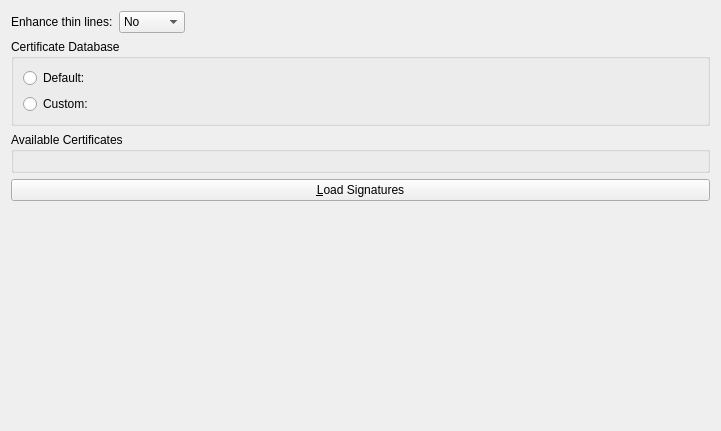
Old version of the form generators/poppler/conf/pdfsettingswidget.ui in the repository deepin-community/okular.
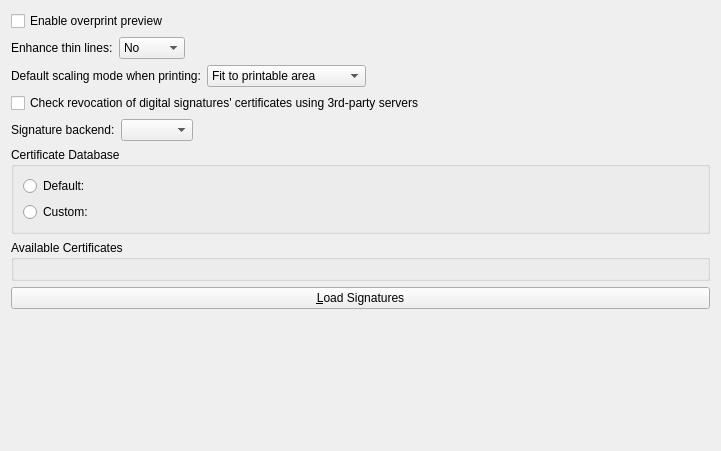
New version of the form. Custom widgets are drawn as their Qt base class.

```diff
--- a/generators/poppler/conf/pdfsettingswidget.ui
+++ b/generators/poppler/conf/pdfsettingswidget.ui
@@ -7,10 +7,17 @@
     <x>0</x>
     <y>0</y>
     <width>721</width>
-    <height>431</height>
+    <height>451</height>
    </rect>
   </property>
   <layout class="QVBoxLayout" name="verticalLayout">
+   <item>
+    <widget class="QCheckBox" name="kcfg_OverprintPreviewEnabled">
+     <property name="text">
+      <string>Enable overprint preview</string>
+     </property>
+    </widget>
+   </item>
    <item>
     <layout class="QHBoxLayout" name="horizontalLayout_2">
      <item>
@@ -57,6 +64,100 @@
      </item>
     </layout>
    </item>
+   <item>
+    <layout class="QHBoxLayout" name="horizontalLayout_3">
+     <item>
+      <widget class="QLabel" name="label_2">
+       <property name="text">
+        <string>Default scaling mode when printing:</string>
+       </property>
+      </widget>
+     </item>
+     <item>
+      <widget class="QComboBox" name="kcfg_PrintScaleMode">
+       <item>
+        <property name="text">
+         <string>Fit to printable area</string>
+        </property>
+       </item>
+       <item>
+        <property name="text">
+         <string>Fit to full page</string>
+        </property>
+       </item>
+       <item>
+        <property name="text">
+         <string>None; print original size</string>
+        </property>
+       </item>
+      </widget>
+     </item>
+     <item>
+      <spacer name="horizontalSpacer_2">
+       <property name="orientation">
+        <enum>Qt::Horizontal</enum>
+       </property>
+       <property name="sizeHint" stdset="0">
+        <size>
+         <width>40</width>
+         <height>20</height>
+        </size>
+       </property>
+      </spacer>
+     </item>
+    </layout>
+   </item>
+   <item>
+    <widget class="QCheckBox" name="kcfg_CheckOCSPServers">
+     <property name="toolTip">
+      <string>Enabling this option will allow Okular to contact 3rd-party OCSP servers to check if the certificates used for digital signing have been revoked since their creation.</string>
+     </property>
+     <property name="text">
+      <string>Check revocation of digital signatures' certificates using 3rd-party servers</string>
+     </property>
+    </widget>
+   </item>
+   <item>
+    <widget class="QWidget" name="signatureBackendContainer" native="true">
+     <layout class="QHBoxLayout" name="horizontalLayout">
+      <property name="leftMargin">
+       <number>0</number>
+      </property>
+      <property name="topMargin">
+       <number>0</number>
+      </property>
+      <property name="rightMargin">
+       <number>0</number>
+      </property>
+      <property name="bottomMargin">
+       <number>0</number>
+      </property>
+      <item>
+       <widget class="QLabel" name="label_2">
+        <property name="text">
+         <string>Signature backend:</string>
+        </property>
+       </widget>
+      </item>
+      <item>
+       <widget class="KComboBox" name="kcfg_SignatureBackend"/>
+      </item>
+      <item>
+       <spacer name="horizontalSpacer_2">
+        <property name="orientation">
+         <enum>Qt::Horizontal</enum>
+        </property>
+        <property name="sizeHint" stdset="0">
+         <size>
+          <width>480</width>
+          <height>0</height>
+         </size>
+        </property>
+       </spacer>
+      </item>
+     </layout>
+    </widget>
+   </item>
    <item>
     <widget class="QGroupBox" name="certDBGroupBox">
      <property name="title">
```
